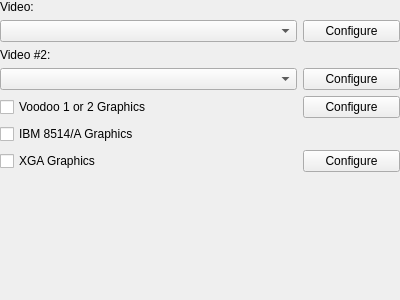
The window that src/qt/qt_settingsdisplay.ui (86Box/86Box) describes before a commit, drawn with Qt 5.
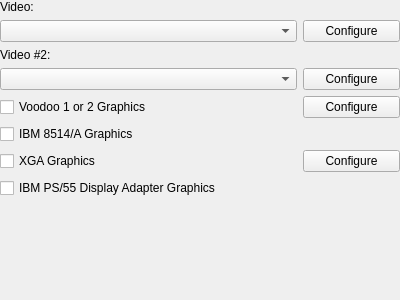
The same window after the commit.

Commit message: Added a display configuration for IBM DA2

Diff of the .ui file:
```diff
--- a/src/qt/qt_settingsdisplay.ui
+++ b/src/qt/qt_settingsdisplay.ui
@@ -113,6 +113,13 @@
      </property>
     </widget>
    </item>
+   <item row="7" column="0" colspan="2">
+    <widget class="QCheckBox" name="checkBoxDa2">
+     <property name="text">
+      <string>IBM PS/55 Display Adapter Graphics</string>
+     </property>
+    </widget>
+   </item>
    <item row="3" column="2">
     <widget class="QPushButton" name="pushButtonConfigureSecondary">
      <property name="text">
@@ -133,7 +140,7 @@
      </property>
     </widget>
    </item>
-   <item row="7" column="0" colspan="3">
+   <item row="8" column="0" colspan="3">
     <spacer name="verticalSpacer">
      <property name="orientation">
       <enum>Qt::Vertical</enum>
```
The commit also changes 1 other file.
